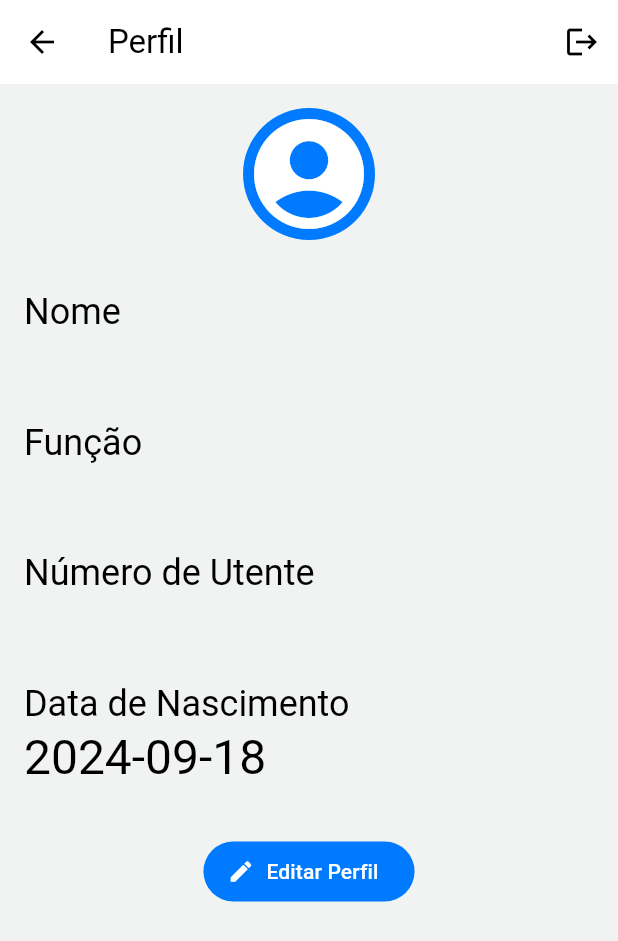
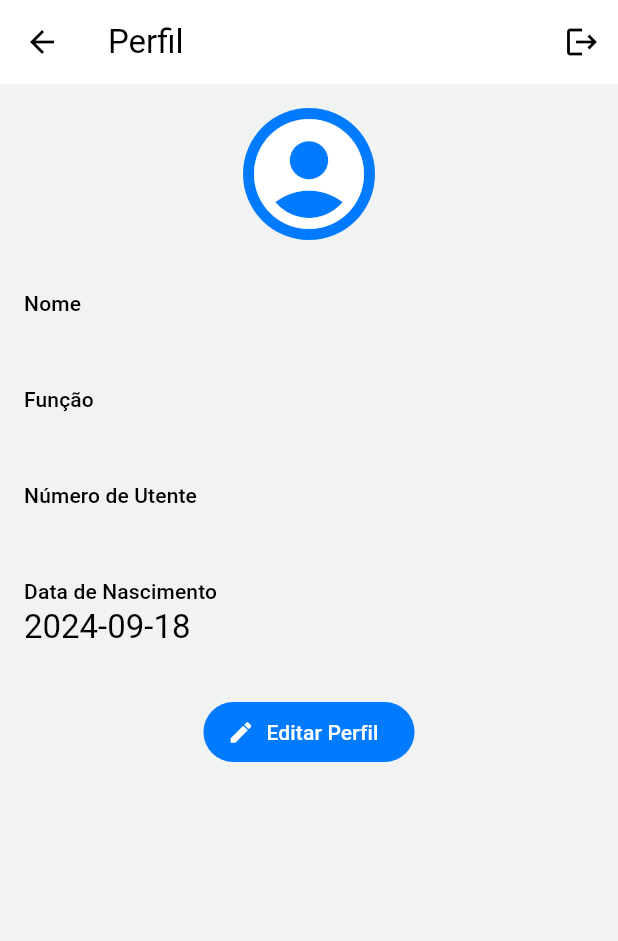
Before and after one commit to mariacasanova25/thesis_project, a Flutter app: the screen it shows once a user with an empty profile is signed in, item 2 of the bottom bar chosen, after a tap on the "account circle" icon, on a phone screen of 412 x 824 dp. Shown: the top 941 px of the screen. Run offline on Flutter 3.47's test engine with Material 3 defaults, Android fonts, the phone set to English and light mode, and no system bars; our stand-ins replace awesome_notifications, cloud_firestore, firebase_auth, firebase_core, firebase_storage, fl_chart and 2 more; accounts and stored records are empty; generated files the repository leaves out were written again.

Commit message:
profile overflow fixed, profile ui changes

```diff
--- a/lib/auth_screen.dart
+++ b/lib/auth_screen.dart
@@ -70,8 +70,9 @@ class _AuthScreenState extends State<AuthScreen> {
 
   @override
   Widget build(BuildContext context) {
+    final colorScheme = Theme.of(context).colorScheme;
     return Scaffold(
-      backgroundColor: Theme.of(context).colorScheme.primary,
+      backgroundColor: colorScheme.primary,
       body: Center(
         child: SingleChildScrollView(
           child: Column(
@@ -81,7 +82,10 @@ class _AuthScreenState extends State<AuthScreen> {
                 margin: const EdgeInsets.only(
                     top: 30, bottom: 20, left: 20, right: 20),
                 width: 200,
-                child: Image.asset('assets/images/healthcare.png'),
+                child: Image.asset(
+                  'assets/images/healthcare.png',
+                  color: colorScheme.onPrimary,
+                ),
               ),
               Card(
                 margin: const EdgeInsets.all(20),
@@ -204,10 +208,8 @@ class _AuthScreenState extends State<AuthScreen> {
                           FilledButton(
                             onPressed: _submit,
                             style: FilledButton.styleFrom(
-                              backgroundColor:
-                                  Theme.of(context).colorScheme.primary,
-                              foregroundColor:
-                                  Theme.of(context).colorScheme.surface,
+                              backgroundColor: colorScheme.primary,
+                              foregroundColor: colorScheme.surface,
                             ),
                             child: Text(_isLogin ? 'Entrar' : 'Criar conta'),
                           ),
--- a/lib/profile/presentation/profile_screen.dart
+++ b/lib/profile/presentation/profile_screen.dart
@@ -53,6 +53,25 @@ class _ProfileScreenState extends ConsumerState<ProfileScreen> {
     );
   }
 
+  void editProfile(UserData user) {
+    Navigator.push(
+        context,
+        MaterialPageRoute(
+            builder: (context) => EditProfileScreen(
+                  initUsername: user.username,
+                  initBirthDate: user.birthDate,
+                  initEmail: user.email,
+                  initPatientNr: user.patientNr,
+                  initRole: user.role,
+                  saveUserData: saveUserData,
+                )));
+  }
+
+  void logout() {
+    FirebaseAuth.instance.signOut();
+    Navigator.pop(context);
+  }
+
   @override
   Widget build(BuildContext context) {
     final textTheme = Theme.of(context).textTheme;
@@ -63,10 +82,7 @@ class _ProfileScreenState extends ConsumerState<ProfileScreen> {
         title: const Text('Perfil'),
         actions: [
           IconButton(
-            onPressed: () {
-              FirebaseAuth.instance.signOut();
-              Navigator.pop(context);
-            },
+            onPressed: logout,
             icon: const Icon(Icons.logout),
           )
         ],
@@ -83,44 +99,27 @@ class _ProfileScreenState extends ConsumerState<ProfileScreen> {
               crossAxisAlignment: CrossAxisAlignment.start,
               children: [
                 const Center(
-                  child: Column(
-                    children: [
-                      CircleAvatar(
-                        radius: 44,
-                        child: Icon(Icons.account_circle, size: 88),
-                      ),
-                      SizedBox(height: 16),
-                    ],
+                  child: CircleAvatar(
+                    radius: 44,
+                    child: Icon(Icons.account_circle, size: 88),
                   ),
                 ),
+                const SizedBox(height: 32),
+                Text('Nome', style: textTheme.titleSmall),
+                Text(user.username, style: textTheme.titleLarge),
                 const SizedBox(height: 16),
-                Text('Nome', style: textTheme.headlineSmall),
-                Text(user.username, style: textTheme.headlineLarge),
+                Text('Função', style: textTheme.titleSmall),
+                Text(user.role, style: textTheme.titleLarge),
                 const SizedBox(height: 16),
-                Text('Função', style: textTheme.headlineSmall),
-                Text(user.role, style: textTheme.headlineLarge),
+                Text('Número de Utente', style: textTheme.titleSmall),
+                Text(user.patientNr, style: textTheme.titleLarge),
                 const SizedBox(height: 16),
-                Text('Número de Utente', style: textTheme.headlineSmall),
-                Text(user.patientNr, style: textTheme.headlineLarge),
-                const SizedBox(height: 16),
-                Text('Data de Nascimento', style: textTheme.headlineSmall),
-                Text(user.birthDate, style: textTheme.headlineLarge),
+                Text('Data de Nascimento', style: textTheme.titleSmall),
+                Text(user.birthDate, style: textTheme.titleLarge),
                 const SizedBox(height: 32),
                 Center(
                   child: FilledButton.icon(
-                    onPressed: () {
-                      Navigator.push(
-                          context,
-                          MaterialPageRoute(
-                              builder: (context) => EditProfileScreen(
-                                    initUsername: user.username,
-                                    initBirthDate: user.birthDate,
-                                    initEmail: user.email,
-                                    initPatientNr: user.patientNr,
-                                    initRole: user.role,
-                                    saveUserData: saveUserData,
-                                  )));
-                    },
+                    onPressed: () => editProfile(user),
                     label: const Text('Editar Perfil'),
                     icon: const Icon(Icons.edit),
                   ),
@@ -133,17 +132,4 @@ class _ProfileScreenState extends ConsumerState<ProfileScreen> {
       ),
     );
   }
-
-  Widget _buildProfileInfo(String label, String value, TextTheme textTheme) {
-    return Padding(
-      padding: const EdgeInsets.symmetric(vertical: 8.0),
-      child: Row(
-        crossAxisAlignment: CrossAxisAlignment.start,
-        children: [
-          Text('$label: ', style: const TextStyle(fontWeight: FontWeight.bold)),
-          Expanded(child: Text(value)),
-        ],
-      ),
-    );
-  }
 }
```
Also changed, not shown: lib/profile/presentation/edit_profile_screen.dart (+14 -4 lines).
